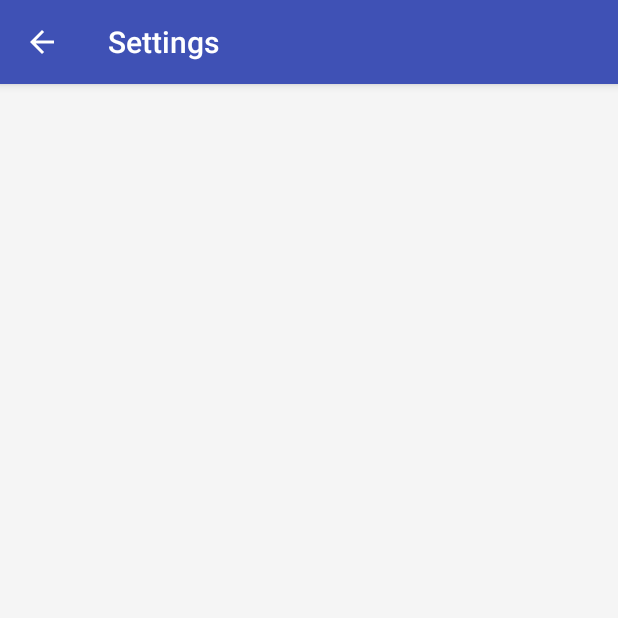
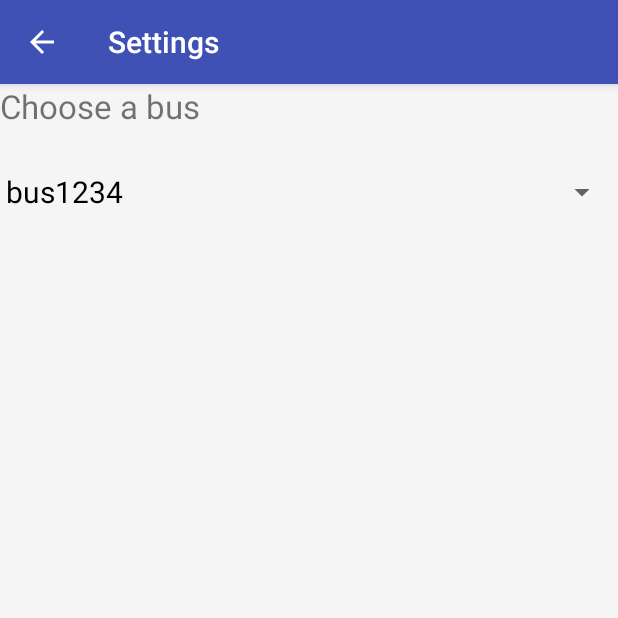
Before and after one commit to edmundgmail/BasicApp, an Android app: the MyPreferencesActivity screen opened directly, with no data from a screen before it, on a phone screen of 412 x 824 dp, the top half of it. Run offline under Robolectric (Android 15) with nearby library versions, the phone set to English and light mode, and no system bars; our stand-ins replace Firebase (no records; nobody signed in at launch, a user with empty details on screens opened directly).

Commit message:
working spin box

```diff
--- a/app/src/main/java/gwt/com/basicapp/MyPreferencesActivity.java
+++ b/app/src/main/java/gwt/com/basicapp/MyPreferencesActivity.java
@@ -16,6 +16,17 @@
 import android.view.MenuInflater;
 import android.view.View;
 import android.view.ViewGroup;
+import android.widget.ArrayAdapter;
+import android.widget.Spinner;
+
+import com.google.firebase.database.DataSnapshot;
+import com.google.firebase.database.DatabaseError;
+import com.google.firebase.database.DatabaseReference;
+import com.google.firebase.database.FirebaseDatabase;
+import com.google.firebase.database.ValueEventListener;
+
+import java.util.ArrayList;
+import java.util.List;
 
 /**
  * A {@link PreferenceActivity} that presents a set of application settings. On
@@ -38,6 +49,23 @@
         }
         return mDelegate;
     }
+
+
+    public void setupSpinner(final List<String> buses) {
+
+        Spinner busTrackingSpinner = (Spinner) findViewById(R.id.busTrackingSpinner);
+        ArrayAdapter<String> dataAdapter = new ArrayAdapter<String>(this, R.layout.spinner,buses);
+        dataAdapter.setDropDownViewResource(android.R.layout.simple_spinner_dropdown_item);
+        busTrackingSpinner.setAdapter(dataAdapter);
+    }
+
+    private void populateSpinner(){
+                    List<String> buses = new ArrayList<>();
+                    buses.add("bus1234");
+                    buses.add("bus5678");
+                    setupSpinner(buses);
+    }
+
 
     @Override
     protected void onPostCreate(Bundle savedInstanceState) {
@@ -63,6 +91,7 @@
         Log.i(TAG, "isDriver = " + s);
 
         setContentView(R.layout.activity_settings);
+        populateSpinner();
         //Toolbar toolBar = (Toolbar) findViewById(R.id.mp_toolbar);
         //setSupportActionBar(toolBar);
 
@@ -75,10 +104,12 @@
     public MenuInflater getMenuInflater() {
         return getDelegate().getMenuInflater();
     }
-    @Override
+
+    /*@Override
     public void setContentView(@LayoutRes int layoutResID) {
         getDelegate().setContentView(layoutResID);
     }
+
     @Override
     public void setContentView(View view) {
         getDelegate().setContentView(view);
@@ -91,6 +122,8 @@
     public void addContentView(View view, ViewGroup.LayoutParams params) {
         getDelegate().addContentView(view, params);
     }
+    */
+
     @Override
     protected void onPostResume() {
         super.onPostResume();
--- a/app/src/main/res/layout/activity_settings.xml
+++ b/app/src/main/res/layout/activity_settings.xml
@@ -1,27 +1,26 @@
-<RelativeLayout xmlns:android="http://schemas.android.com/apk/res/android"
-    android:id="@+id/activity_settings_layout"
-    android:layout_width="match_parent"
-    android:layout_height="match_parent"
+<?xml version="1.0" encoding="utf-8"?>
+<LinearLayout xmlns:android="http://schemas.android.com/apk/res/android"
+    xmlns:app="http://schemas.android.com/apk/res-auto"
+    xmlns:tools="http://schemas.android.com/tools"
+    android:layout_width="fill_parent"
+    android:layout_height="fill_parent"
+    android:orientation="vertical"
     android:background="@color/grey_100"
-    android:orientation="vertical">
+    tools:context="gwt.com.basicapp.ReportLocationActivity">
 
     <TextView
-        android:id="@android:id/title"
+        style="@style/formLabel"
         android:layout_width="wrap_content"
-        android:layout_height="wrap_content"
-        android:singleLine="true"
-        android:textAppearance="?attr/textAppearanceListItem"
-        android:ellipsize="marquee"
-        android:textColor="?android:textColorPrimary" />
+        android:layout_height="48dp"
+        android:text="@string/choose_bus_prompt"></TextView>
 
-    <FrameLayout
-        android:id="@+id/content"
+    <Spinner
+        android:id="@+id/busTrackingSpinner"
         android:layout_width="match_parent"
-        android:layout_height="wrap_content">
+        android:layout_height="48dp"
+        android:gravity="left|center_vertical"
+        android:paddingLeft="4dp"
+        android:textIsSelectable="false" />
+    />
 
-        <ListView
-            android:id="@android:id/list"
-            android:layout_width="match_parent"
-            android:layout_height="wrap_content" />
-    </FrameLayout>
-</RelativeLayout>
+</LinearLayout>
--- a/app/src/main/res/layout/mp_toolbar.xml
+++ b/app/src/main/res/layout/mp_toolbar.xml
@@ -7,19 +7,19 @@
     android:layout_height="wrap_content"
     android:orientation="vertical">
 
-    <android.support.v7.widget.Toolbar xmlns:android="http://schemas.android.com/apk/res/android"
-        xmlns:app="http://schemas.android.com/apk/res-auto"
-        android:id="@+id/mp_toolbar"
+    <View
         android:layout_width="match_parent"
-        android:layout_height="?attr/actionBarSize"
-        android:background="?attr/colorPrimary"
-        android:theme="@style/ThemeOverlay.AppCompat.Dark.ActionBar"
-        app:contentInsetEnd="0dp"
-        app:contentInsetLeft="72dp"
-        app:contentInsetRight="0dp"
-        app:contentInsetStart="72dp"
-        app:navigationIcon="?attr/homeAsUpIndicator"
-        app:popupTheme="@style/ThemeOverlay.AppCompat.Light" />
+        android:layout_height="4dp"
+        android:background="@drawable/toolbar_shadow" />
+
+    <TextView
+        android:id="@android:id/title"
+        android:layout_width="wrap_content"
+        android:layout_height="wrap_content"
+        android:singleLine="true"
+        android:textAppearance="?attr/textAppearanceListItem"
+        android:ellipsize="marquee"
+        android:textColor="?android:textColorPrimary" />
 
 
 </LinearLayout>
--- a/app/src/main/res/values/strings.xml
+++ b/app/src/main/res/values/strings.xml
@@ -44,6 +44,8 @@
     <string name="toggle_turn_off">Stopped...Click to start reporting</string>
     <string name="title_activity_track_location">Map</string>
     <string name="title_activity_settings">Settings</string>
+    <string name="choose_bus_prompt">Choose a bus</string>
+
 
     <!-- Strings related to Settings -->
 
--- a/app/src/main/res/values/styles.xml
+++ b/app/src/main/res/values/styles.xml
@@ -9,10 +9,13 @@
     </style>
 
     <style name="AppTheme.NoActionBar">
-        <item name="windowActionBar">false</item>
-        <item name="windowNoTitle">true</item>
+        <item name="windowActionBar">true</item>
+        <item name="windowNoTitle">false</item>
     </style>
 
+    <style name="formLabel">
+        <item name="android:textSize">22sp</item>
+    </style>
     <style name="MySpinnerLook" parent="@android:TextAppearance.Widget.TextView.SpinnerItem">
         <item name="android:textSize">22sp</item>
     </style>
```
